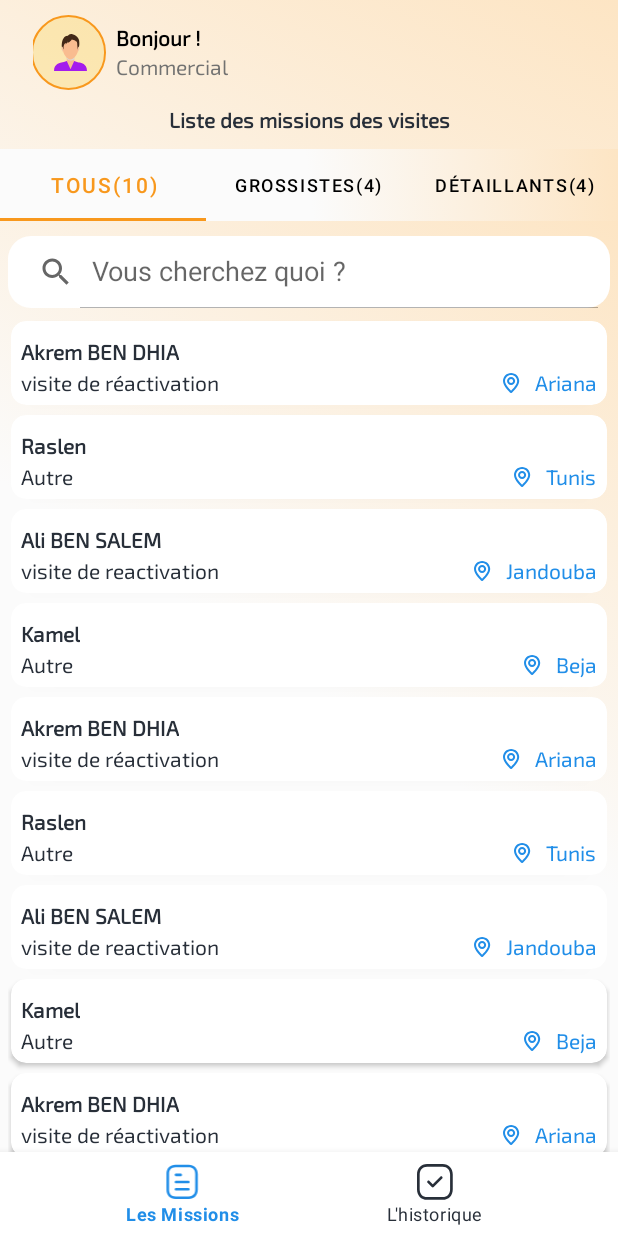
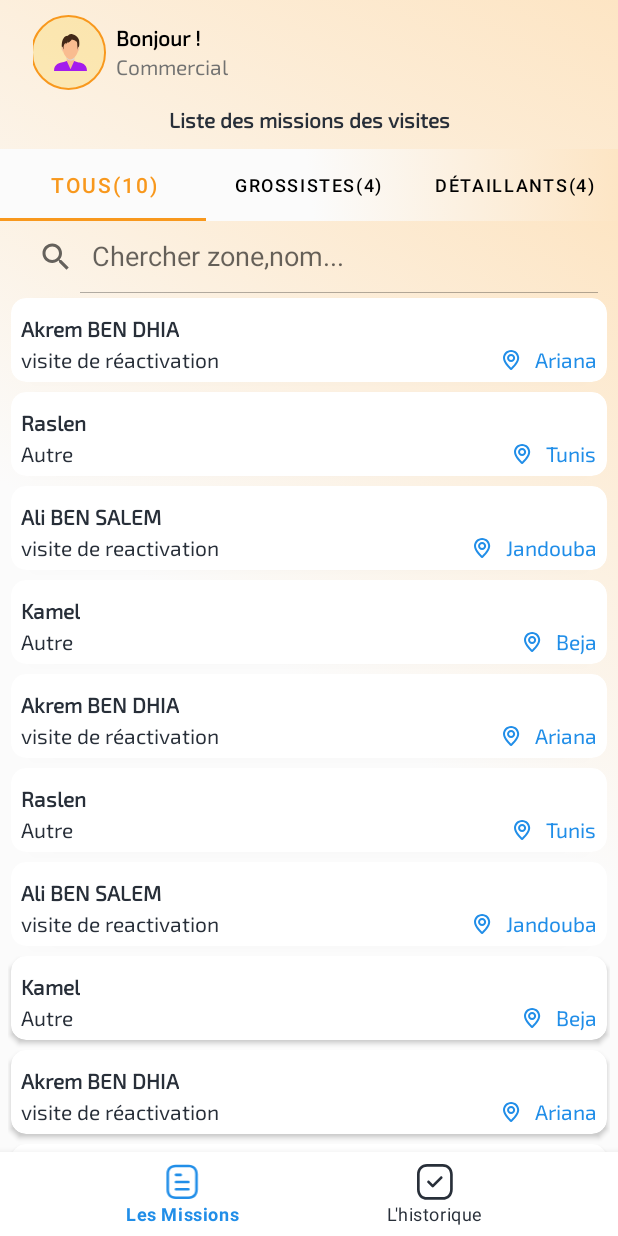
Before and after one commit to AkremDG/Delivery, an Android app: the TousFragment screen opened directly, with no data from a screen before it, on a phone screen of 412 x 824 dp. Run offline under Robolectric (Android 15) with nearby library versions, the phone set to English and light mode, and no system bars.

Commit message:
second_commit

```diff
--- a/app/src/main/java/com/example/deliveryboy/Adapters/PanierRvAdapter.java
+++ b/app/src/main/java/com/example/deliveryboy/Adapters/PanierRvAdapter.java
@@ -82,8 +82,6 @@
                 public void onClick(View v) {
                     i++;
                     qte_Tv.setText(String.valueOf(i));
-
-
                     quantiteInterface.onValidQte(i);
 
                 }
--- a/app/src/main/java/com/example/deliveryboy/View/PassCommandeActivity.java
+++ b/app/src/main/java/com/example/deliveryboy/View/PassCommandeActivity.java
@@ -177,7 +177,6 @@
              else {
                  boolean dataFound = false;
 
-
                  if(isFilterClicked==false) {
 
                      produitList.clear();
@@ -303,8 +302,7 @@
                           products.get(pos).getPrixProduit(),
                             quantite,
                           products.get(pos).getTypePromotion(),
-                          products.get(pos).getDispProduit(),totl
-                  ,         products.get(pos).getCategorie());
+                          products.get(pos).getDispProduit(),totl,products.get(pos).getCategorie());
 
                     selectedProduits.add(produit);
 
--- a/app/src/main/res/drawable/search_view_stroke.xml
+++ b/app/src/main/res/drawable/search_view_stroke.xml
@@ -5,4 +5,5 @@
     <solid android:color="@color/white" />
    <corners android:radius="15dp"/>
 
+
 </shape>
--- a/app/src/main/res/layout/activity_pass_commande.xml
+++ b/app/src/main/res/layout/activity_pass_commande.xml
@@ -81,11 +81,8 @@
         android:layout_width="match_parent"
         android:layout_height="wrap_content"
         android:layout_marginHorizontal="5dp"
-        android:layout_marginTop="10dp"
-        android:background="@drawable/search_view_stroke"
         app:queryHint="Vous cherchez quoi ? "
         android:focusable="false"
-
         app:layout_constraintTop_toBottomOf="@+id/typeCmd_Rv"
         app:iconifiedByDefault="false"/>
 
@@ -110,8 +107,6 @@
     <androidx.recyclerview.widget.RecyclerView
         app:layout_constraintBottom_toBottomOf="parent"
         android:layout_marginBottom="10dp"
-        app:layout_goneMarginTop="10dp"
-        android:layout_marginTop="5dp"
         android:id="@+id/produids_rv"
         android:layout_width="match_parent"
         android:layout_height="0dp"
--- a/app/src/main/res/layout/fragment_tous.xml
+++ b/app/src/main/res/layout/fragment_tous.xml
@@ -7,35 +7,17 @@
     xmlns:app="http://schemas.android.com/apk/res-auto"
     tools:context=".View.MissionsFragment.TousFragment">
 
-
-
-
-
     <androidx.appcompat.widget.SearchView
         android:id="@+id/searchBar_tt"
         android:layout_width="match_parent"
         android:layout_height="wrap_content"
         android:layout_marginHorizontal="5dp"
-        android:layout_marginTop="10dp"
-        android:background="@drawable/search_view_stroke"
-        app:queryHint="Vous cherchez quoi ? "
+        app:queryHint="Chercher zone,nom... "
         android:focusable="false"
-
         app:layout_constraintTop_toTopOf="parent"
         app:iconifiedByDefault="false"/>
 
-
-
-
-
-
-
-
-
-
-
     <androidx.recyclerview.widget.RecyclerView
-        android:layout_marginTop="5dp"
         android:id="@+id/listCmds_Rv"
         android:layout_width="match_parent"
         android:layout_height="0dp"
```
